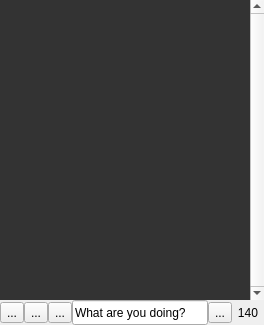
Old version of the form qtwitter-app/ui/mainwindow.ui in the repository ayoy/qtwitter.
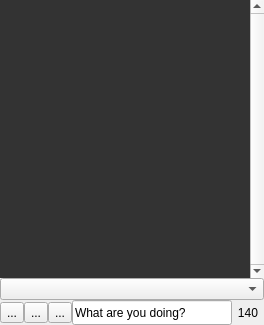
New version of the form. Icons and pictures are not drawn. Custom widgets are drawn as their Qt base class.

Commit message: Twitter account manager created. Its primitive interface with main window implemented. Added a Qtwitter class, deriving from MainWindow, for wrapping everything up and making main.cpp significantly shorter. Some long constructors shortened and made more readable by creating methods like createMenu(), createConnections(), etc.

What changed in the file:
```diff
--- a/qtwitter-app/ui/mainwindow.ui
+++ b/qtwitter-app/ui/mainwindow.ui
@@ -152,6 +152,16 @@
      </property>
     </widget>
    </item>
+   <item>
+    <layout class="QHBoxLayout" name="horizontalLayout_2">
+     <property name="spacing">
+      <number>0</number>
+     </property>
+     <item>
+      <widget class="QComboBox" name="accountsComboBox"/>
+     </item>
+    </layout>
+   </item>
    <item>
     <layout class="QHBoxLayout" name="horizontalLayout">
      <property name="spacing">
@@ -257,13 +267,6 @@
        </property>
       </widget>
      </item>
-     <item>
-      <widget class="QToolButton" name="toolButton">
-       <property name="text">
-        <string>...</string>
-       </property>
-      </widget>
-     </item>
      <item>
       <widget class="QLabel" name="countdownLabel">
        <property name="sizePolicy">
```
The commit also changes 18 other files.
